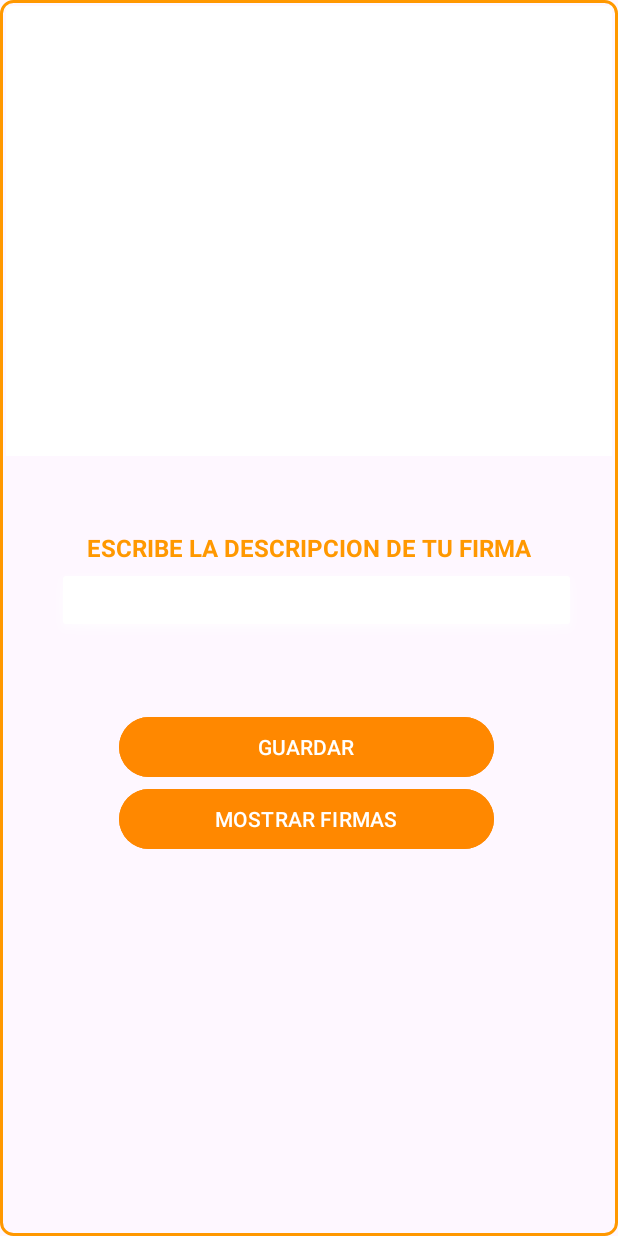
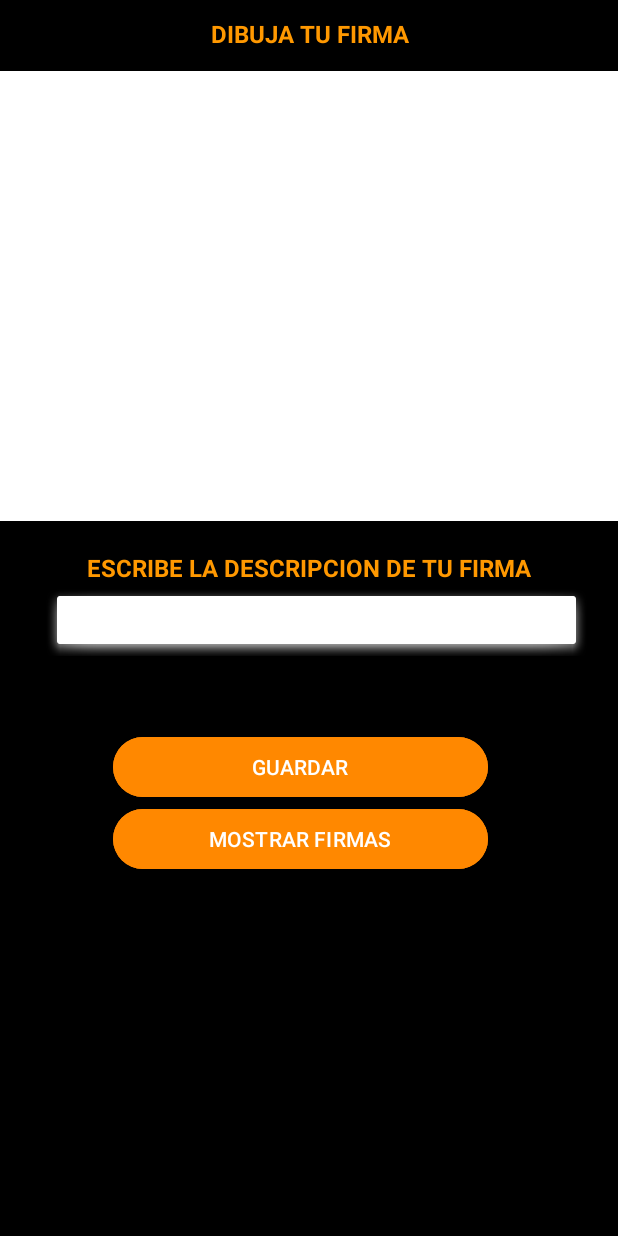
Before and after one commit to agesauceda/Firma_Digital, an Android app: the screen it shows after launch (MainActivity), on a phone screen of 412 x 824 dp. Run offline under Robolectric (Android 15) with nearby library versions, the phone set to English and light mode, and no system bars.

```diff
--- a/app/src/main/res/layout/activity_main.xml
+++ b/app/src/main/res/layout/activity_main.xml
@@ -4,13 +4,26 @@
     xmlns:tools="http://schemas.android.com/tools"
     android:layout_width="match_parent"
     android:layout_height="match_parent"
-    android:background="@drawable/border"
+    android:background="@color/black"
     android:orientation="vertical"
     tools:context=".MainActivity">
+
+    <TextView
+        android:id="@+id/textView2"
+        android:layout_width="match_parent"
+        android:layout_height="45dp"
+        android:fontFamily="sans-serif"
+        android:gravity="center"
+        android:text="DIBUJA TU FIRMA"
+        android:textAlignment="center"
+        android:textColor="#FF9800"
+        android:textSize="16sp"
+        android:textStyle="bold" />
 
     <com.example.firmadigital.Adapter.draw_signature
         android:id="@+id/firma_digital"
         android:layout_width="match_parent"
+        android:layout_marginTop="2dp"
         android:layout_height="300dp"
         android:background="#ffffff" />
 
@@ -18,13 +31,14 @@
         android:id="@+id/textView"
         android:layout_width="match_parent"
         android:layout_height="wrap_content"
-        android:layout_marginTop="50dp"
+        android:layout_marginTop="20dp"
         android:fontFamily="sans-serif"
         android:gravity="center"
         android:text="ESCRIBE LA DESCRIPCION DE TU FIRMA"
         android:textColor="#FF9800"
         android:textSize="16sp"
         android:textStyle="bold" />
+
 
     <EditText
         android:id="@+id/txtDescripcion"
```
